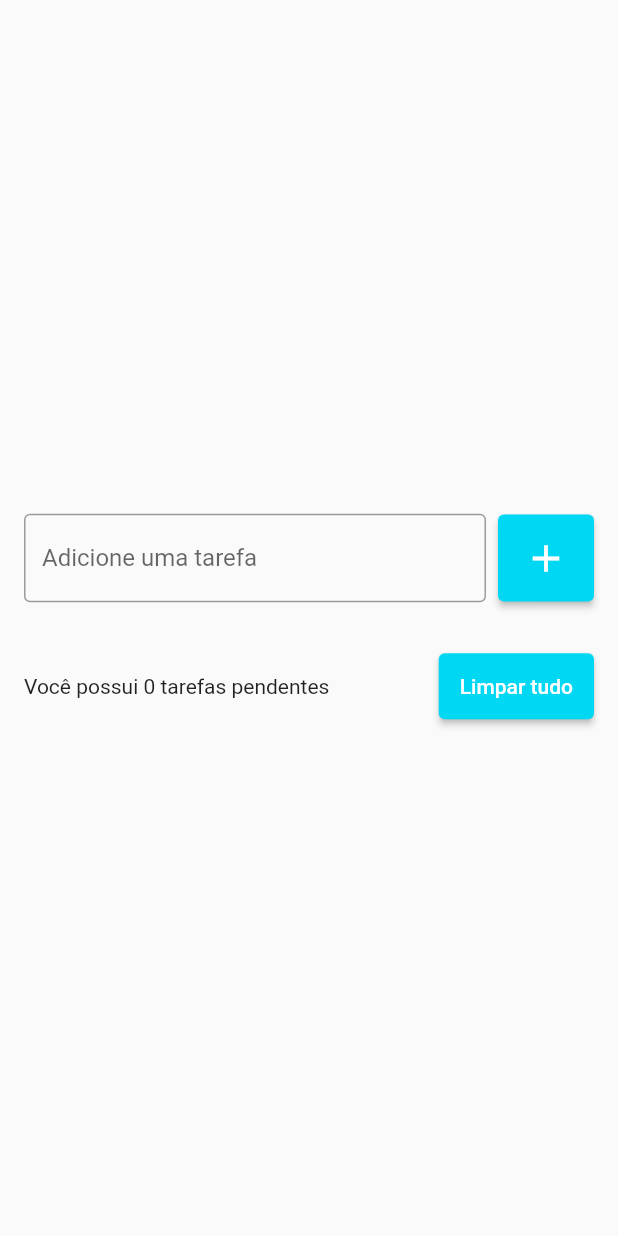
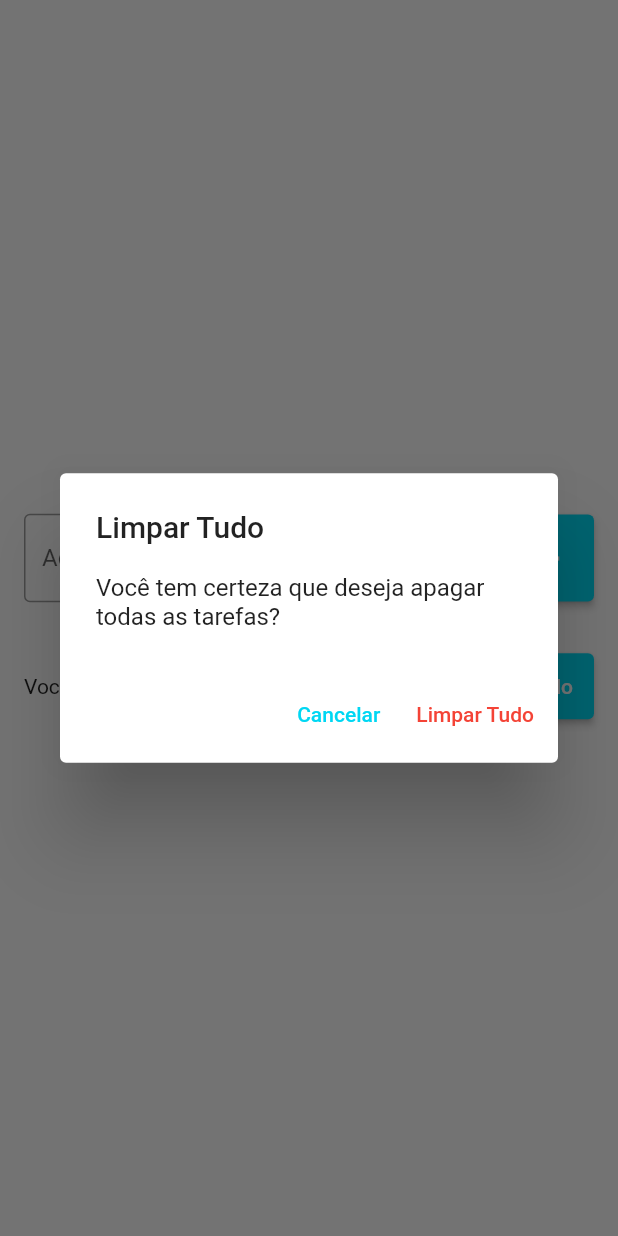
Before and after one commit to antoniotnn/lista_tarefas, a Flutter app: the screen it shows after launch, after a tap on "Limpar tudo", on a phone screen of 412 x 824 dp. Run offline on Flutter 3.47's test engine with Material 2 defaults, Android fonts, the phone set to English and light mode, and no system bars; our stand-ins replace flutter_slidable.

Commit message:
Deleting all tasks

```diff
--- a/lib/pages/todo_list_page.dart
+++ b/lib/pages/todo_list_page.dart
@@ -86,7 +86,7 @@ class _TodoListPageState extends State<TodoListPage> {
                     ),
                     SizedBox(width: 8),
                     ElevatedButton(
-                      onPressed: () {},
+                      onPressed: showDeleteTodosConfirmationDialog,
                       style: ElevatedButton.styleFrom(
                         primary: Color(0xff00d7f3),
                         padding: EdgeInsets.all(14),
@@ -135,4 +135,38 @@ class _TodoListPageState extends State<TodoListPage> {
       ),
     );
   }
+
+  void showDeleteTodosConfirmationDialog() {
+    showDialog(
+      context: context,
+      builder: (context) => AlertDialog(
+        title: Text('Limpar Tudo'),
+        content: Text('Você tem certeza que deseja apagar todas as tarefas?'),
+        actions: [
+          TextButton(
+            onPressed: () {
+              Navigator.of(context).pop();
+            },
+            style: TextButton.styleFrom(primary: Color(0xff00d7f3)),
+            child: Text('Cancelar'),
+          ),
+          TextButton(
+            onPressed: () {
+              Navigator.of(context).pop();
+              deleteAllTodos();
+            },
+            style: TextButton.styleFrom(primary: Colors.red),
+            child: Text('Limpar Tudo'),
+          ),
+        ],
+      ),
+    );
+    //todos.clear();
+  }
+
+  void deleteAllTodos() {
+    setState(() {
+      todos.clear();
+    });
+  }
 }
```
